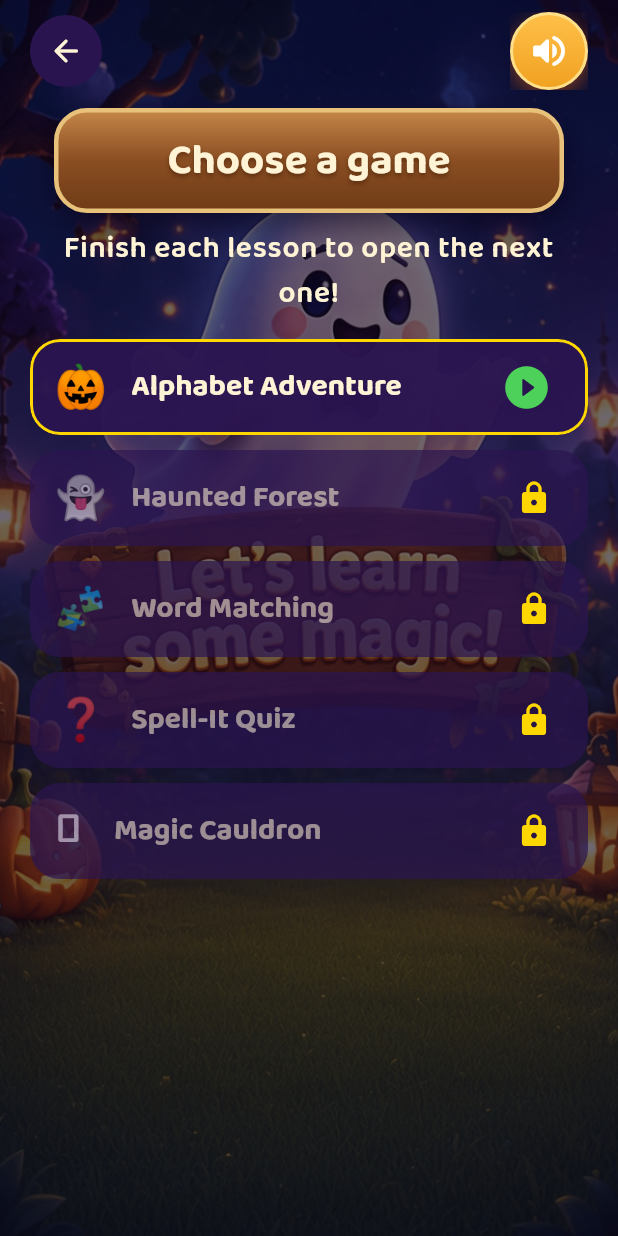
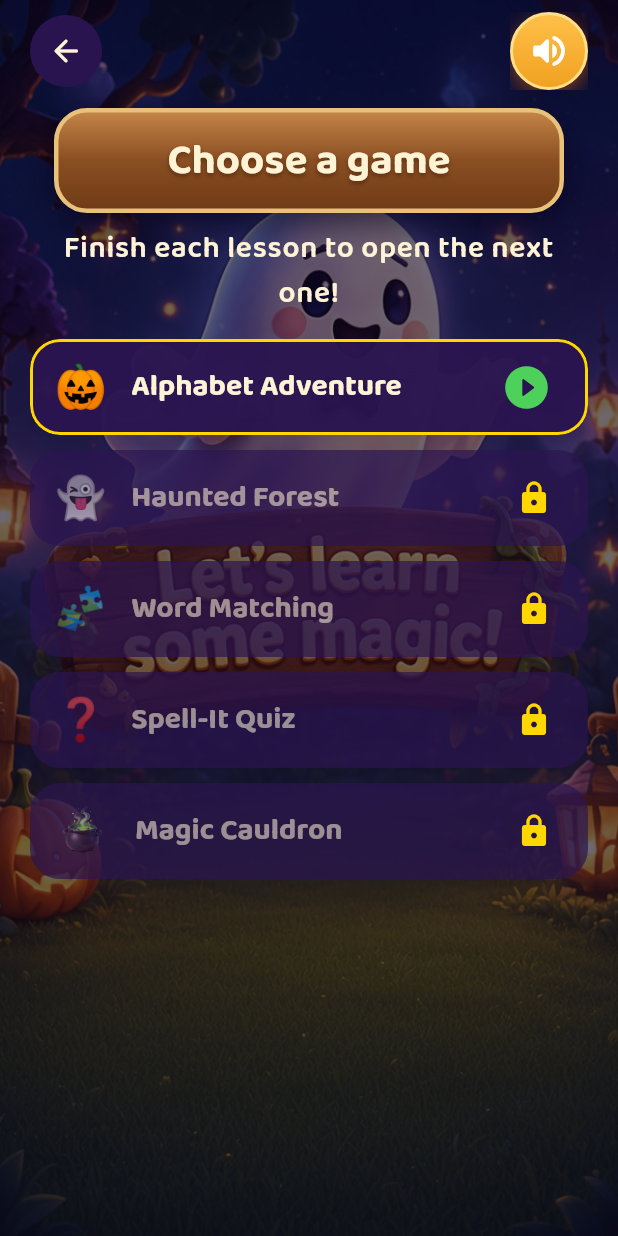
Before and after one commit to Manar-Elhabbal7/EngKid, a Flutter app: the PlayPickerScreen screen opened by its route, on a phone screen of 412 x 824 dp. Run offline on Flutter 3.47's test engine with Material 3 defaults, Android fonts, the phone set to English and light mode, and no system bars; our stand-ins replace audioplayers, flutter_riverpod, flutter_tts, go_router, hive_flutter; accounts and stored records are empty.

Commit message:
fix icon of the magic cauldron

```diff
--- a/lib/features/home/screens/play_picker_screen.dart
+++ b/lib/features/home/screens/play_picker_screen.dart
@@ -180,7 +180,15 @@ class _LessonTile extends StatelessWidget {
           },
           leading: Opacity(
             opacity: unlocked ? 1 : 0.55,
-            child: Text(lesson.emoji, style: const TextStyle(fontSize: 28)),
+            child: lesson.icon != null
+                ? Image.asset(
+                    lesson.icon!,
+                    width: 38,
+                    height: 38,
+                    cacheWidth: 120,
+                    excludeFromSemantics: true,
+                  )
+                : Text(lesson.emoji, style: const TextStyle(fontSize: 28)),
           ),
           title: Text(
             lesson.title,
--- a/lib/features/lessons/models/lesson.dart
+++ b/lib/features/lessons/models/lesson.dart
@@ -5,12 +5,19 @@ enum Lesson {
   forest('Haunted Forest', '👻'),
   matching('Word Matching', '🧩'),
   quiz('Spell-It Quiz', '❓'),
-  cauldron('Magic Cauldron', '🫧');
+  // 🧪 rather than 🫧: many emoji fonts (older Android, Linux) lack 🫧
+  // and show nothing. The row on "Choose a game" uses the cauldron picture.
+  cauldron('Magic Cauldron', '🧪', icon: 'assets/images/cauldron.png');
 
-  const Lesson(this.title, this.emoji);
+  const Lesson(this.title, this.emoji, {this.icon});
 
   final String title;
+
+  /// Used in text, e.g. "🧪 Magic Cauldron is now open!".
   final String emoji;
+
+  /// Optional picture shown instead of [emoji] on the lesson list.
+  final String? icon;
 
   /// The lesson that must be finished first, or null for the first lesson.
   Lesson? get previous => index == 0 ? null : Lesson.values[index - 1];
```
Also changed, not shown: 2 other files.
